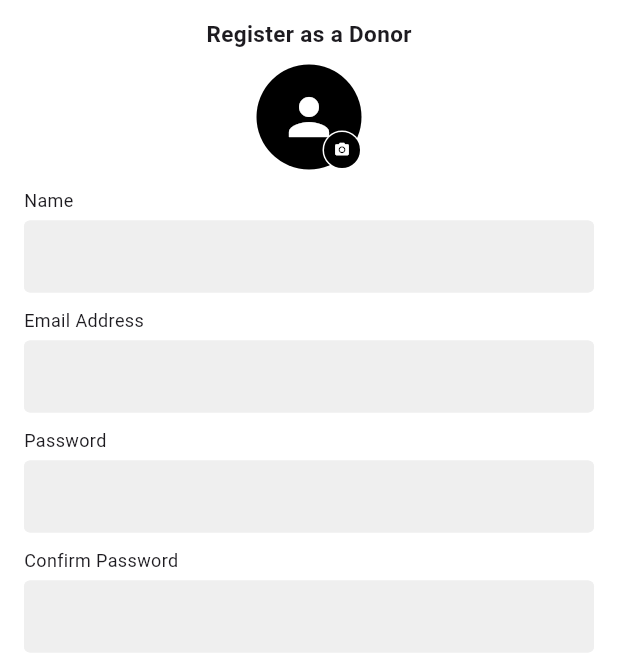
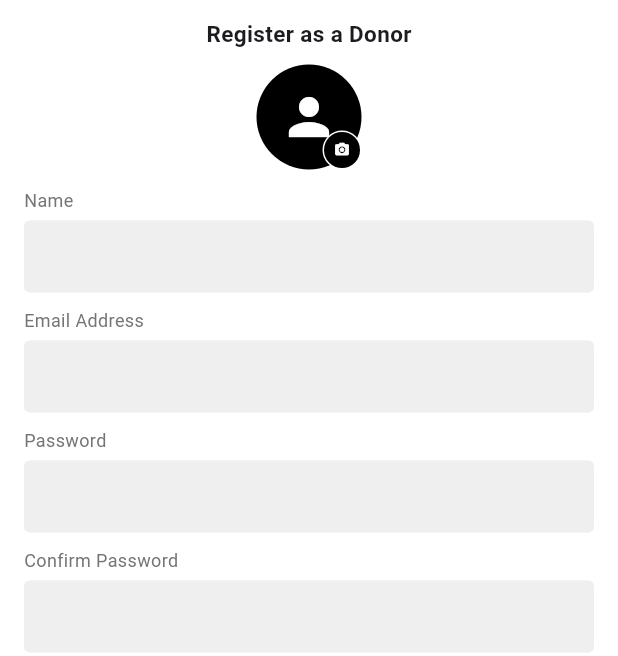
Before and after one commit to ZionStarPvt/helpalife-mobile, a Flutter app: the RegistrationPage screen opened directly, on a phone screen of 412 x 824 dp. Shown: the top 656 px of the screen. Run offline on Flutter 3.47's test engine with Material 3 defaults, Android fonts, the phone set to English and light mode, and no system bars; drawn by our look-alikes of intl_phone_field; our stand-ins replace flutter_otp_text_field, geocoding, geolocator, get, image_picker, loading_animation_widget.

Commit message:
registration page font color change

```diff
--- a/lib/registration_screen/registration_page.dart
+++ b/lib/registration_screen/registration_page.dart
@@ -166,7 +166,7 @@ class _RegistrationPageState extends State<RegistrationPage> {
     return Column(
       crossAxisAlignment: CrossAxisAlignment.start,
       children: [
-        Text(label, style: TextStyle(fontSize: 12, color: Colors.grey[00])),
+        Text(label, style: TextStyle(fontSize: 12, color: Colors.grey[600])),
         const SizedBox(height: 5),
         TextFormField(
           controller: controller,
```
